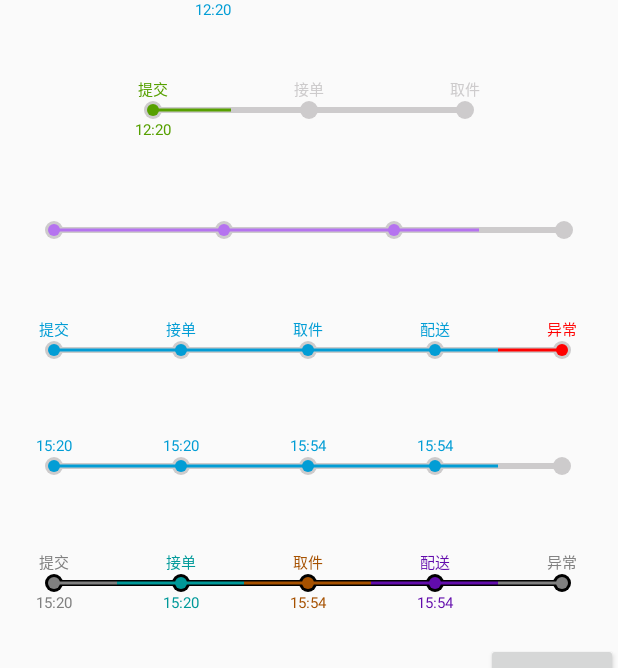
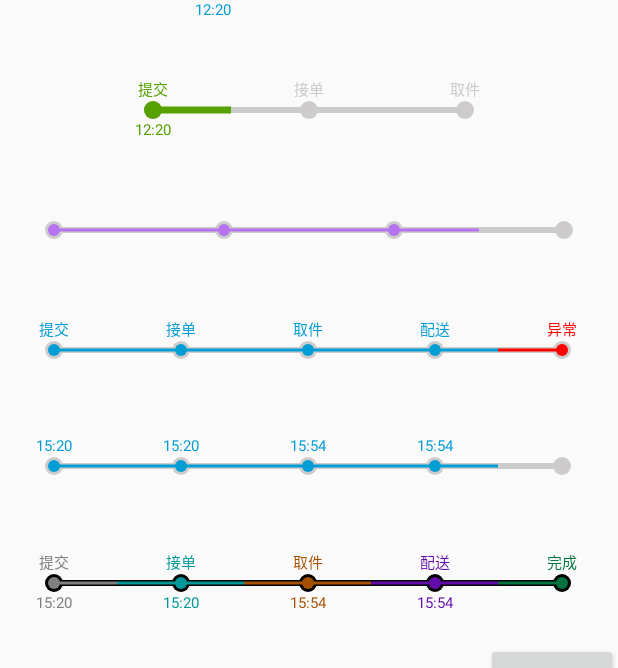
Before and after one commit to zhangxuyang321/StepView, an Android app: the screen it shows after launch (MainActivity), on a phone screen of 412 x 824 dp. Shown: the part 154-822 px from the top of the screen. Run offline under Robolectric (Android 15) with nearby library versions, the phone set to English and light mode, and no system bars.

Commit message:
修改例子

```diff
--- a/app/src/main/java/com/xyz/stepview/MainActivity.java
+++ b/app/src/main/java/com/xyz/stepview/MainActivity.java
@@ -1,7 +1,9 @@
 package com.xyz.stepview;
 
+import android.content.Intent;
 import android.support.v7.app.AppCompatActivity;
 import android.os.Bundle;
+import android.view.View;
 
 import com.xyz.step.FlowViewHorizontal;
 import com.xyz.step.FlowViewVertical;
@@ -20,7 +22,6 @@ public class MainActivity extends AppCompatActivity {
         FlowViewHorizontal hFlow5 = (FlowViewHorizontal) findViewById(R.id.hflowview5);
         FlowViewHorizontal hFlow6 = (FlowViewHorizontal) findViewById(R.id.hflowview6);
 
-
         Map<String, String> map = new HashMap<>();
         map.put("异常", "#FF0000");
 
@@ -31,12 +32,19 @@ public class MainActivity extends AppCompatActivity {
 
         hFlow5.setProgress(4, 5, getResources().getStringArray(R.array.htime5), null);
 
-        hFlow6.setProgress(5, 5, getResources().getStringArray(R.array.hflow), getResources().getStringArray(R.array.htime5));
+        hFlow6.setProgress(5, 5, getResources().getStringArray(R.array.hflow6), getResources().getStringArray(R.array.htime5));
         Map<String, String> map1 = new HashMap<>();
         map1.put("接单", "#009999");
         map1.put("取件", "#A65100");
         map1.put("配送", "#620CAC");
         map1.put("完成", "#00733E");
         hFlow6.setKeyColor(map1);
+
+        findViewById(R.id.btn).setOnClickListener(new View.OnClickListener() {
+            @Override
+            public void onClick(View view) {
+                startActivity(new Intent(MainActivity.this, VerticalActivity.class));
+            }
+        });
     }
 }
--- a/app/src/main/res/layout/activity_main.xml
+++ b/app/src/main/res/layout/activity_main.xml
@@ -30,8 +30,8 @@
         app:h_bg_width='4dp'
         app:h_max_step="3"
         app:h_pro_color="#56A000"
-        app:h_pro_radius='4dp'
-        app:h_pro_width="2dp"
+        app:h_pro_radius='6dp'
+        app:h_pro_width="5dp"
         app:h_text_padding='10dp'
         app:h_textsize='10dp'
         app:h_time_padding='17dp' />
--- a/step/src/main/res/values/strings.xml
+++ b/step/src/main/res/values/strings.xml
@@ -5,9 +5,12 @@
         <item>2017–02-12 09:50:43 您的订单待配货</item>
         <item>2017–02-12 10:19:52 您的包裹已经出库</item>
         <item>2017–02-12 10:30:23 包裹正在等待揽收</item>
+        <item>2017–02-12 17:19:14 [北京市]百世快递 MKT-北京翰林腾跃项目收件员已揽件</item>
         <item>2017–02-13 03:23:51 北京市转运中心 已发出</item>
-        <item>2017–02-12 17:19:14 [北京市]百世快递 MKT-北京翰林腾跃项目收件员已揽件</item>
-        <item>[北京市]快件已到达北京转运中心(异常)</item>
+        <item>2017–02-13 03:33:21 [北京市]快件已到达北京转运中心</item>
+        <item>2017–02-13 15:23:51 [石家庄市]快件已到达石家庄转运中心</item>
+        <item>2017–02-14 07:51:15 [石家庄市]快件已到达正定</item>
+        <item>2017–02-14 09:37:26 [石家庄市]正定派件员: 张某某 123456789正在为您派件</item>
     </string-array>
 
 
@@ -19,6 +22,14 @@
         <item>异常</item>
     </string-array>
 
+    <string-array name="hflow6">
+        <item>提交</item>
+        <item>接单</item>
+        <item>取件</item>
+        <item>配送</item>
+        <item>完成</item>
+    </string-array>
+
 
     <string-array name="htime5">
         <item>15:20</item>
```
Also changed, not shown: app/src/main/AndroidManifest.xml (+6 -1 lines), app/src/main/java/com/xyz/stepview/VerticalActivity.java (added, +19 -0 lines), app/src/main/res/layout/activity_vertical.xml (added, +30 -0 lines).
